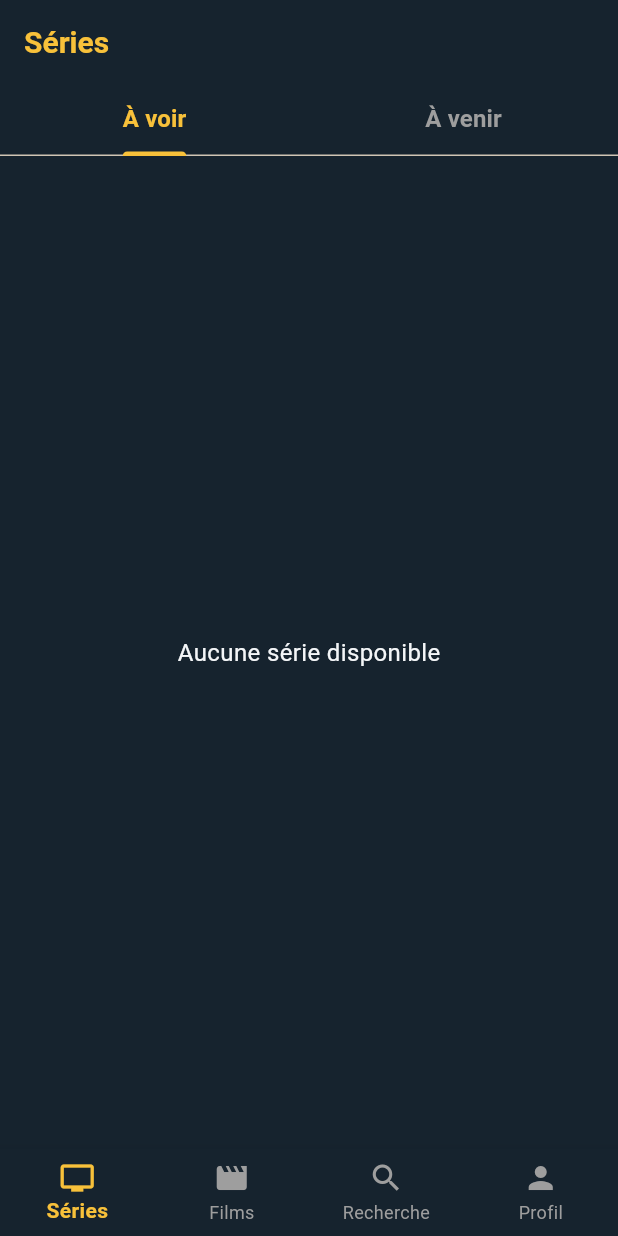
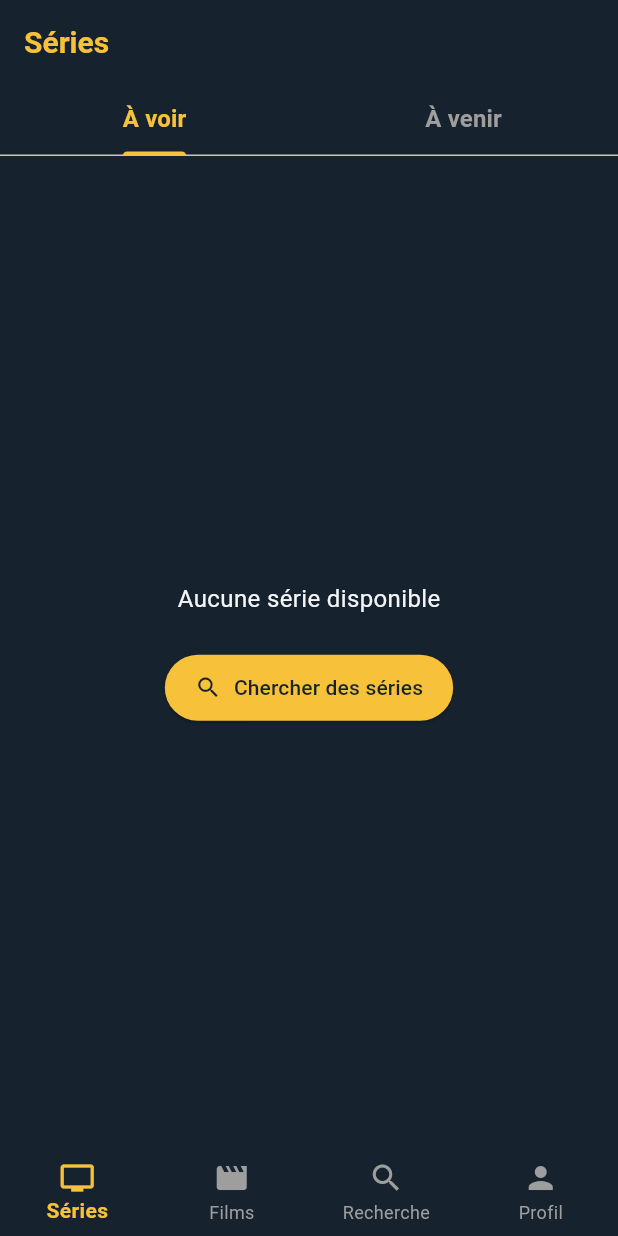
Before and after one commit to zoen-ct/visu, a Flutter app: the SeriesScreen screen opened by its route, on a phone screen of 412 x 824 dp. Run offline on Flutter 3.47's test engine with Material 3 defaults, Android fonts, the light colour scheme and no system bars; our stand-ins replace cached_network_image, flutter_rating_bar, go_router, shared_preferences, supabase_flutter; accounts and stored records are empty; network calls fail; statements that could not run were skipped.

Commit message:
feat: Ajouter des boutons de recherche dans les écrans de films et de séries

```diff
--- a/visu_app/lib/views/series_screen.dart
+++ b/visu_app/lib/views/series_screen.dart
@@ -128,10 +128,32 @@ class _SeriesScreenState extends State<SeriesScreen>
     }
 
     if (_watchlist == null || _watchlist!.isEmpty) {
-      return const Center(
-        child: Text(
-          'Aucune série disponible',
-          style: TextStyle(color: Color(0xFFF4F6F8), fontSize: 16),
+      return Center(
+        child: Column(
+          mainAxisAlignment: MainAxisAlignment.center,
+          children: [
+            const Text(
+              'Aucune série disponible',
+              style: TextStyle(color: Color(0xFFF4F6F8), fontSize: 16),
+            ),
+            const SizedBox(height: 24),
+            ElevatedButton.icon(
+              onPressed: () => context.push('/search'),
+              icon: const Icon(Icons.search),
+              label: const Text('Chercher des séries'),
+              style: ElevatedButton.styleFrom(
+                backgroundColor: const Color(0xFFF8C13A),
+                foregroundColor: const Color(0xFF16232E),
+                shape: RoundedRectangleBorder(
+                  borderRadius: BorderRadius.circular(25),
+                ),
+                padding: const EdgeInsets.symmetric(
+                  horizontal: 20,
+                  vertical: 12,
+                ),
+              ),
+            ),
+          ],
         ),
       );
     }
@@ -186,10 +208,32 @@ class _SeriesScreenState extends State<SeriesScreen>
     }
 
     if (_upcoming == null || _upcoming!.isEmpty) {
-      return const Center(
-        child: Text(
-          'Aucune série à venir',
-          style: TextStyle(color: Color(0xFFF4F6F8), fontSize: 16),
+      return Center(
+        child: Column(
+          mainAxisAlignment: MainAxisAlignment.center,
+          children: [
+            const Text(
+              'Aucune série à venir',
+              style: TextStyle(color: Color(0xFFF4F6F8), fontSize: 16),
+            ),
+            const SizedBox(height: 24),
+            ElevatedButton.icon(
+              onPressed: () => context.push('/search'),
+              icon: const Icon(Icons.search),
+              label: const Text('Chercher des séries'),
+              style: ElevatedButton.styleFrom(
+                backgroundColor: const Color(0xFFF8C13A),
+                foregroundColor: const Color(0xFF16232E),
+                shape: RoundedRectangleBorder(
+                  borderRadius: BorderRadius.circular(25),
+                ),
+                padding: const EdgeInsets.symmetric(
+                  horizontal: 20,
+                  vertical: 12,
+                ),
+              ),
+            ),
+          ],
         ),
       );
     }
```
Also changed, not shown: visu_app/lib/views/movies_screen.dart (+34 -5 lines).
